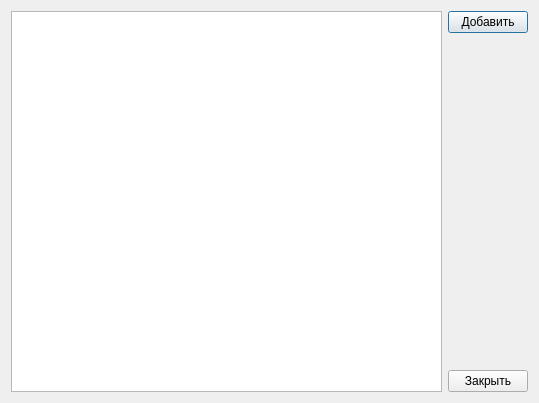
The window that FuelHandbookDialog/fuelhandbookdialog.ui (rust3128/iMposOld) describes before a commit, drawn with Qt 5.
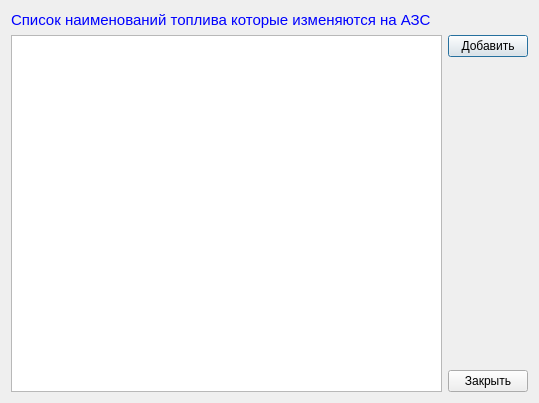
The same window after the commit.

```diff
--- a/FuelHandbookDialog/fuelhandbookdialog.ui
+++ b/FuelHandbookDialog/fuelhandbookdialog.ui
@@ -14,7 +14,20 @@
    <string>Dialog</string>
   </property>
   <layout class="QGridLayout" name="gridLayout">
-   <item row="0" column="1">
+   <item row="1" column="0">
+    <widget class="QTableView" name="tableView">
+     <property name="editTriggers">
+      <set>QAbstractItemView::NoEditTriggers</set>
+     </property>
+     <property name="alternatingRowColors">
+      <bool>true</bool>
+     </property>
+     <property name="selectionBehavior">
+      <enum>QAbstractItemView::SelectRows</enum>
+     </property>
+    </widget>
+   </item>
+   <item row="1" column="1">
     <layout class="QVBoxLayout" name="verticalLayout">
      <item>
       <widget class="QPushButton" name="pushButtonAdd">
@@ -45,8 +58,20 @@
      </item>
     </layout>
    </item>
-   <item row="0" column="0">
-    <widget class="QTableView" name="tableView"/>
+   <item row="0" column="0" colspan="2">
+    <widget class="QLabel" name="label">
+     <property name="font">
+      <font>
+       <pointsize>11</pointsize>
+      </font>
+     </property>
+     <property name="styleSheet">
+      <string notr="true">color: rgb(0, 0, 255);</string>
+     </property>
+     <property name="text">
+      <string>Список наименований топлива которые изменяются на АЗС</string>
+     </property>
+    </widget>
    </item>
   </layout>
  </widget>
```
Left out of the diff: 2 changed lines with no effect on the pictures.
